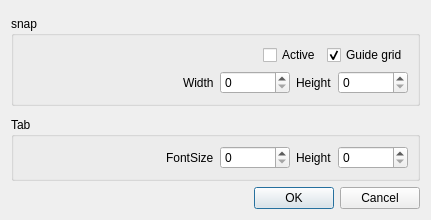
Old version of the form Contents/scripts/sishelf/gui/shelf_option.ui in the repository mochio326/SiShelf.
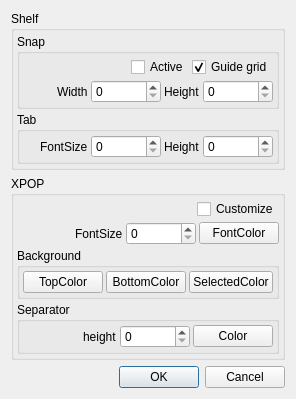
New version of the form.

Commit message: XPOPの見た目カスタマイズに対応

Diff of the .ui file:
```diff
--- a/Contents/scripts/sishelf/gui/shelf_option.ui
+++ b/Contents/scripts/sishelf/gui/shelf_option.ui
@@ -6,8 +6,8 @@
    <rect>
     <x>0</x>
     <y>0</y>
-    <width>431</width>
-    <height>201</height>
+    <width>283</width>
+    <height>349</height>
    </rect>
   </property>
   <property name="minimumSize">
@@ -20,23 +20,260 @@
    <string>Form</string>
   </property>
   <layout class="QGridLayout" name="gridLayout">
+   <item row="2" column="0">
+    <widget class="QGroupBox" name="groupBox_3">
+     <property name="title">
+      <string>XPOP</string>
+     </property>
+     <layout class="QGridLayout" name="gridLayout_4">
+      <property name="margin">
+       <number>3</number>
+      </property>
+      <property name="spacing">
+       <number>3</number>
+      </property>
+      <item row="8" column="0">
+       <widget class="QGroupBox" name="groupBox_5">
+        <property name="title">
+         <string>Separator</string>
+        </property>
+        <property name="flat">
+         <bool>true</bool>
+        </property>
+        <layout class="QGridLayout" name="gridLayout_6">
+         <property name="margin">
+          <number>3</number>
+         </property>
+         <property name="spacing">
+          <number>3</number>
+         </property>
    <item row="0" column="0">
-    <layout class="QVBoxLayout" name="verticalLayout_5">
+          <layout class="QHBoxLayout" name="horizontalLayout_9">
+           <property name="sizeConstraint">
+            <enum>QLayout::SetDefaultConstraint</enum>
+           </property>
      <property name="topMargin">
       <number>0</number>
      </property>
      <item>
-      <layout class="QVBoxLayout" name="verticalLayout">
+            <spacer name="horizontalSpacer_9">
+             <property name="orientation">
+              <enum>Qt::Horizontal</enum>
+             </property>
+             <property name="sizeHint" stdset="0">
+              <size>
+               <width>40</width>
+               <height>20</height>
+              </size>
+             </property>
+            </spacer>
+           </item>
+           <item>
+            <widget class="QLabel" name="label_11">
+             <property name="text">
+              <string>height</string>
+             </property>
+            </widget>
+           </item>
+           <item>
+            <widget class="QSpinBox" name="spinbox_xpop_separator_height">
+             <property name="minimumSize">
+              <size>
+               <width>70</width>
+               <height>0</height>
+              </size>
+             </property>
+             <property name="maximumSize">
+              <size>
+               <width>16777215</width>
+               <height>16777215</height>
+              </size>
+             </property>
+             <property name="maximum">
+              <number>9999</number>
+             </property>
+            </widget>
+           </item>
+           <item>
+            <widget class="QPushButton" name="button_xpop_separator_color">
+             <property name="text">
+              <string>Color</string>
+             </property>
+            </widget>
+           </item>
+          </layout>
+         </item>
+        </layout>
+       </widget>
+      </item>
+      <item row="6" column="0">
+       <layout class="QHBoxLayout" name="horizontalLayout_7">
+        <property name="topMargin">
+         <number>0</number>
+        </property>
+        <item>
+         <spacer name="horizontalSpacer_7">
+          <property name="orientation">
+           <enum>Qt::Horizontal</enum>
+          </property>
+          <property name="sizeHint" stdset="0">
+           <size>
+            <width>40</width>
+            <height>20</height>
+           </size>
+          </property>
+         </spacer>
+        </item>
+        <item>
+         <widget class="QLabel" name="label_10">
+          <property name="text">
+           <string>FontSize</string>
+          </property>
+         </widget>
+        </item>
+        <item>
+         <widget class="QSpinBox" name="spinbox_xpop_label_size">
+          <property name="minimumSize">
+           <size>
+            <width>70</width>
+            <height>0</height>
+           </size>
+          </property>
+          <property name="maximumSize">
+           <size>
+            <width>16777215</width>
+            <height>16777215</height>
+           </size>
+          </property>
+          <property name="maximum">
+           <number>9999</number>
+          </property>
+         </widget>
+        </item>
+        <item>
+         <widget class="QPushButton" name="button_xpop_fontcolor">
+          <property name="text">
+           <string>FontColor</string>
+          </property>
+         </widget>
+        </item>
+       </layout>
+      </item>
+      <item row="7" column="0">
+       <widget class="QGroupBox" name="groupBox_6">
+        <property name="title">
+         <string>Background</string>
+        </property>
+        <property name="flat">
+         <bool>true</bool>
+        </property>
+        <layout class="QGridLayout" name="gridLayout_7">
+         <property name="margin">
+          <number>3</number>
+         </property>
+         <property name="spacing">
+          <number>3</number>
+         </property>
+         <item row="0" column="0">
+          <layout class="QHBoxLayout" name="horizontalLayout_8">
        <property name="sizeConstraint">
-        <enum>QLayout::SetFixedSize</enum>
+            <enum>QLayout::SetDefaultConstraint</enum>
        </property>
        <property name="topMargin">
-        <number>5</number>
-       </property>
-       <property name="bottomMargin">
-        <number>5</number>
-       </property>
+            <number>0</number>
+           </property>
+           <item>
+            <spacer name="horizontalSpacer_8">
+             <property name="orientation">
+              <enum>Qt::Horizontal</enum>
+             </property>
+             <property name="sizeHint" stdset="0">
+              <size>
+               <width>40</width>
+               <height>20</height>
+              </size>
+             </property>
+            </spacer>
+           </item>
        <item>
+            <widget class="QPushButton" name="button_xpop_bgtopcolor">
+             <property name="text">
+              <string>TopColor</string>
+             </property>
+            </widget>
+           </item>
+           <item>
+            <widget class="QPushButton" name="button_xpop_bgbottomcolor">
+             <property name="text">
+              <string>BottomColor</string>
+             </property>
+            </widget>
+           </item>
+           <item>
+            <widget class="QPushButton" name="button_xpop_selectedcolor">
+             <property name="text">
+              <string>SelectedColor</string>
+             </property>
+            </widget>
+           </item>
+          </layout>
+         </item>
+        </layout>
+       </widget>
+      </item>
+      <item row="2" column="0">
+       <layout class="QHBoxLayout" name="horizontalLayout">
+        <property name="topMargin">
+         <number>0</number>
+        </property>
+        <item>
+         <spacer name="horizontalSpacer">
+          <property name="orientation">
+           <enum>Qt::Horizontal</enum>
+          </property>
+          <property name="sizeHint" stdset="0">
+           <size>
+            <width>40</width>
+            <height>20</height>
+           </size>
+          </property>
+         </spacer>
+        </item>
+        <item>
+         <widget class="QCheckBox" name="checkbox_xpop_customize">
+          <property name="text">
+           <string>Customize</string>
+          </property>
+          <property name="checked">
+           <bool>false</bool>
+          </property>
+         </widget>
+        </item>
+       </layout>
+      </item>
+     </layout>
+    </widget>
+   </item>
+   <item row="3" column="0">
+    <widget class="QDialogButtonBox" name="buttonbox">
+     <property name="standardButtons">
+      <set>QDialogButtonBox::Cancel|QDialogButtonBox::Ok</set>
+     </property>
+    </widget>
+   </item>
+   <item row="0" column="0">
+    <widget class="QGroupBox" name="groupBox_4">
+     <property name="title">
+      <string>Shelf</string>
+     </property>
+     <layout class="QGridLayout" name="gridLayout_5">
+      <property name="margin">
+       <number>3</number>
+      </property>
+      <property name="spacing">
+       <number>3</number>
+      </property>
+      <item row="0" column="0">
         <widget class="QGroupBox" name="groupBox_2">
          <property name="sizePolicy">
           <sizepolicy hsizetype="Preferred" vsizetype="Preferred">
@@ -51,9 +288,21 @@
           </size>
          </property>
          <property name="title">
-          <string>snap</string>
+         <string>Snap</string>
+        </property>
+        <property name="flat">
+         <bool>true</bool>
+        </property>
+        <property name="checkable">
+         <bool>false</bool>
          </property>
          <layout class="QGridLayout" name="gridLayout_3">
+         <property name="margin">
+          <number>3</number>
+         </property>
+         <property name="spacing">
+          <number>3</number>
+         </property>
           <item row="1" column="0">
            <layout class="QHBoxLayout" name="horizontalLayout_5">
             <property name="sizeConstraint">
@@ -166,23 +415,21 @@
          </layout>
         </widget>
        </item>
-      </layout>
-     </item>
-    </layout>
-   </item>
-   <item row="2" column="0">
-    <widget class="QDialogButtonBox" name="buttonbox">
-     <property name="standardButtons">
-      <set>QDialogButtonBox::Cancel|QDialogButtonBox::Ok</set>
-     </property>
-    </widget>
-   </item>
    <item row="1" column="0">
     <widget class="QGroupBox" name="groupBox">
      <property name="title">
       <string>Tab</string>
      </property>
+        <property name="flat">
+         <bool>true</bool>
+        </property>
      <layout class="QGridLayout" name="gridLayout_2">
+         <property name="margin">
+          <number>3</number>
+         </property>
+         <property name="spacing">
+          <number>3</number>
+         </property>
       <item row="0" column="0">
        <layout class="QHBoxLayout" name="horizontalLayout_6">
         <property name="sizeConstraint">
@@ -251,6 +498,9 @@
          </widget>
         </item>
        </layout>
+         </item>
+        </layout>
+       </widget>
       </item>
      </layout>
     </widget>
```
Lines whose indentation alone changed are shown as unchanged. The commit also changes 3 other files.
